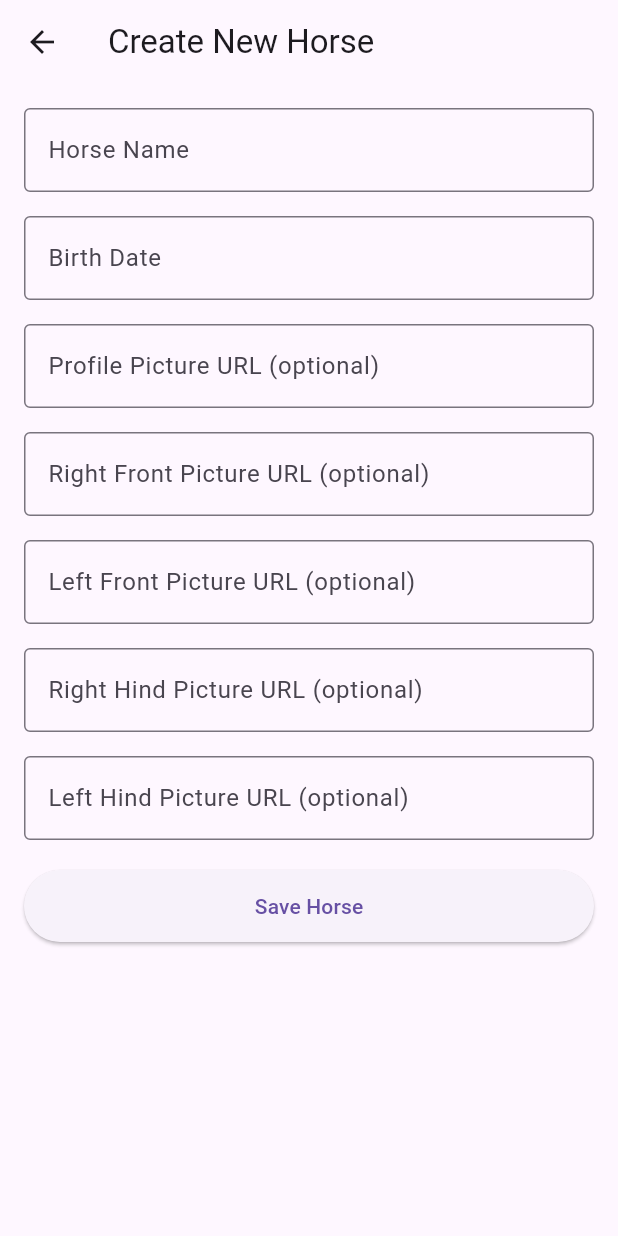
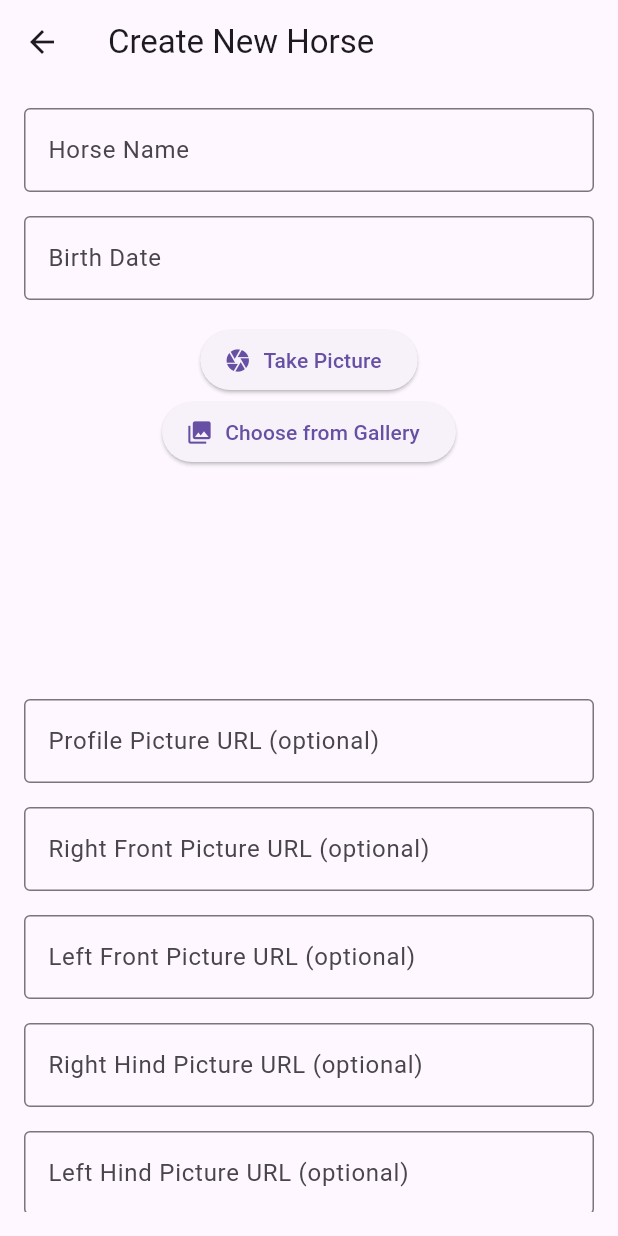
Before and after one commit to DuarteChen/iEquus_FlutterApp, a Flutter app: the CreateHorseScreen screen opened directly, on a phone screen of 412 x 824 dp. Run offline on Flutter 3.47's test engine with Material 3 defaults, Android fonts, the phone set to English and light mode, and no system bars; our stand-ins replace image_picker; network calls fail.

Commit message:
ADD profile saving photo saving in database

```diff
--- a/lib/screens/horses/create_horse_screen.dart
+++ b/lib/screens/horses/create_horse_screen.dart
@@ -1,13 +1,18 @@
+import 'dart:io';
+
 import 'package:flutter/material.dart';
 import 'package:http/http.dart' as http;
-import 'dart:convert';
 import 'package:equus/models/horse.dart';
+import 'package:image_picker/image_picker.dart';
+import 'dart:convert'; // Ensure this is imported for JSON decoding
 
 class CreateHorseScreen extends StatefulWidget {
   const CreateHorseScreen({super.key});
 
   @override
-  _CreateHorseScreenState createState() => _CreateHorseScreenState();
+  State<CreateHorseScreen> createState() {
+    return _CreateHorseScreenState();
+  }
 }
 
 class _CreateHorseScreenState extends State<CreateHorseScreen> {
@@ -20,15 +25,26 @@ class _CreateHorseScreenState extends State<CreateHorseScreen> {
   final _rightHindPictureController = TextEditingController();
   final _leftHindPictureController = TextEditingController();
 
+  File? _profilePictureFile;
+
+  void pickImage(ImageSource source) async {
+    final imagePicker = ImagePicker();
+    final pickedImage = await imagePicker.pickImage(source: source);
+
+    if (pickedImage != null) {
+      setState(() {
+        _profilePictureFile = File(pickedImage.path);
+      });
+    }
+  }
+
   Future<void> _saveHorse() async {
     if (_formKey.currentState!.validate()) {
       final horse = Horse(
-        idHorse: 0, // idHorse will be auto-generated by the database
+        idHorse: 0,
         name: _nameController.text,
         birthDate: _birthDateController.text,
-        profilePicturePath: _profilePictureController.text.isNotEmpty
-            ? _profilePictureController.text
-            : null,
+        profilePicturePath: null,
         pictureRightFrontPath: _rightFrontPictureController.text.isNotEmpty
             ? _rightFrontPictureController.text
             : null,
@@ -43,28 +59,36 @@ class _CreateHorseScreenState extends State<CreateHorseScreen> {
             : null,
       );
 
-      final response = await http.post(
-        Uri.parse('http://10.0.2.2:9090/horses'), // Your API URL here
-        headers: {'Content-Type': 'application/x-www-form-urlencoded'},
-        body: {
-          'name': horse.name,
-          'birthDate': horse.birthDate,
-          'profilePicturePath': horse.profilePicturePath ?? '',
-          'pictureRightFrontPath': horse.pictureRightFrontPath ?? '',
-          'pictureLeftFrontPath': horse.pictureLeftFrontPath ?? '',
-          'pictureRightHindPath': horse.pictureRightHindPath ?? '',
-          'pictureLeftHindPath': horse.pictureLeftHindPath ?? '',
-        },
-      );
+      var request = http.MultipartRequest(
+          'POST', Uri.parse('http://10.0.2.2:9090/horses'));
+
+      request.fields['name'] = horse.name;
+      request.fields['birthDate'] = horse.birthDate!;
+      request.fields['pictureRightFrontPath'] =
+          horse.pictureRightFrontPath ?? '';
+      request.fields['pictureLeftFrontPath'] = horse.pictureLeftFrontPath ?? '';
+      request.fields['pictureRightHindPath'] = horse.pictureRightHindPath ?? '';
+      request.fields['pictureLeftHindPath'] = horse.pictureLeftHindPath ?? '';
+
+      if (_profilePictureFile != null) {
+        request.files.add(
+          await http.MultipartFile.fromPath(
+            'photo', // This key should match your API expectation
+            _profilePictureFile!.path,
+          ),
+        );
+      }
+
+      var response = await request.send();
 
       if (response.statusCode == 201) {
         ScaffoldMessenger.of(context).showSnackBar(
-          SnackBar(content: Text('Horse created successfully!')),
+          const SnackBar(content: Text('Horse created successfully!')),
         );
-        Navigator.pop(context); // Go back after successful creation
+        Navigator.pop(context);
       } else {
         ScaffoldMessenger.of(context).showSnackBar(
-          SnackBar(content: Text('Failed to create horse')),
+          const SnackBar(content: Text('Failed to create horse')),
         );
       }
     }
@@ -72,6 +96,26 @@ class _CreateHorseScreenState extends State<CreateHorseScreen> {
 
   @override
   Widget build(BuildContext context) {
+    Widget imageButtonOrPlaceholder = Column(
+      children: [
+        ElevatedButton.icon(
+          onPressed: () => pickImage(ImageSource.camera),
+          icon: const Icon(Icons.camera),
+          label: const Text("Take Picture"),
+        ),
+        ElevatedButton.icon(
+          onPressed: () => pickImage(ImageSource.gallery),
+          icon: const Icon(Icons.photo_library),
+          label: const Text("Choose from Gallery"),
+        ),
+      ],
+    );
+
+    if (_profilePictureFile != null) {
+      imageButtonOrPlaceholder =
+          Image.file(_profilePictureFile!, fit: BoxFit.cover);
+    }
+
     return Scaffold(
       appBar: AppBar(
         title: Text("Create New Horse"),
@@ -110,6 +154,12 @@ class _CreateHorseScreenState extends State<CreateHorseScreen> {
                 },
               ),
               SizedBox(height: 16),
+              Container(
+                height: 250,
+                width: double.infinity,
+                alignment: Alignment.center,
+                child: imageButtonOrPlaceholder,
+              ),
               TextFormField(
                 controller: _profilePictureController,
                 decoration: InputDecoration(
```
